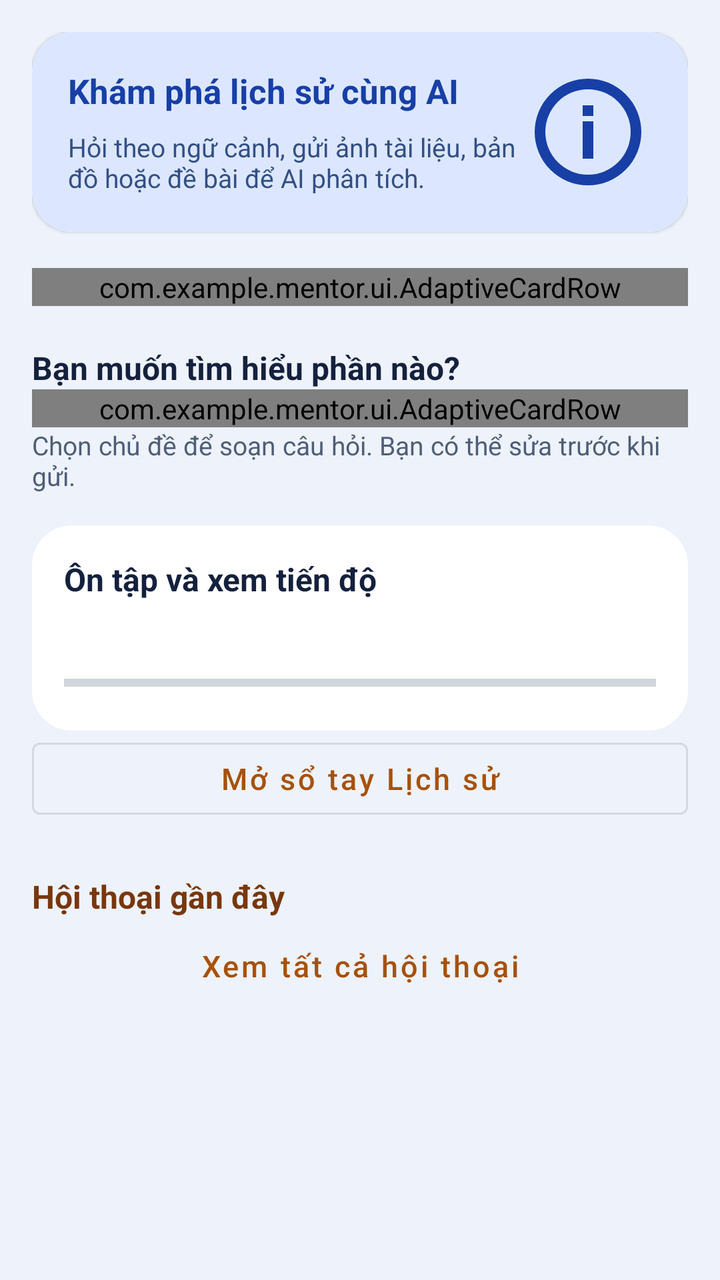
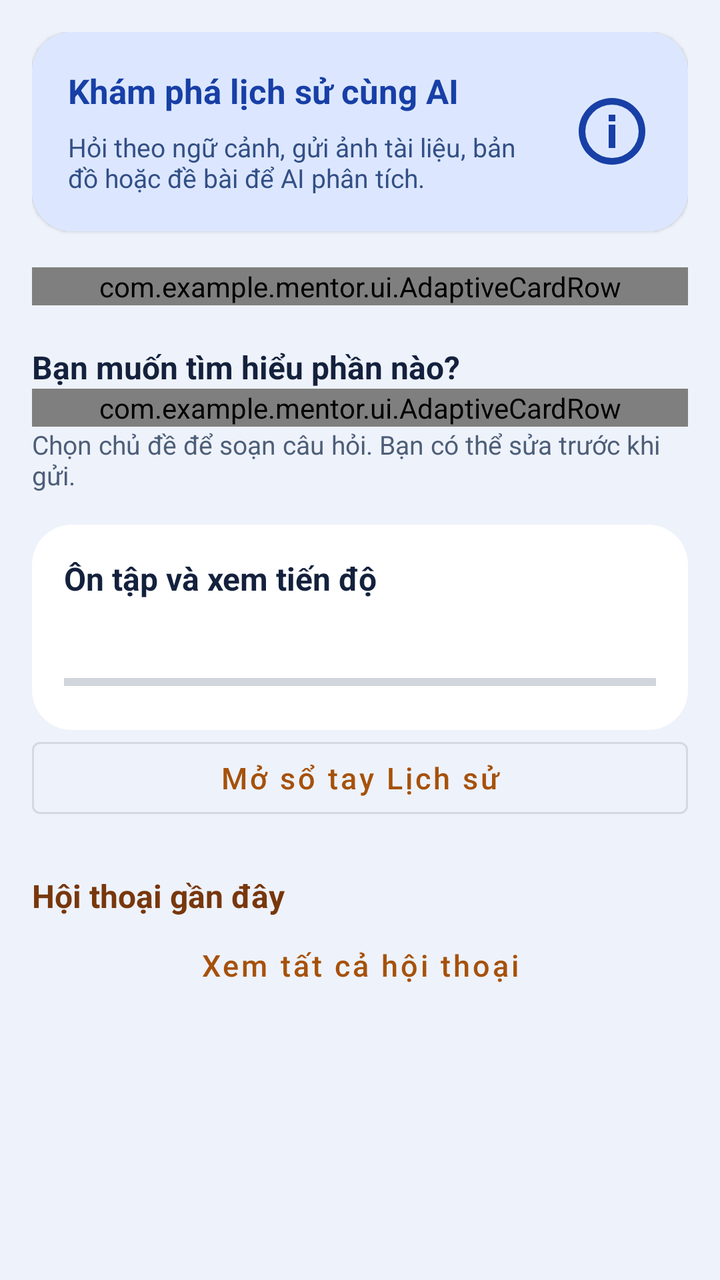

Two renders of the same Android screen: before a commit and after it. Below are the layout's source before the change and the commit's diff.
<!-- AndroidManifest.xml: application theme Theme.HistoryModule -->
<!-- res/layout/history_fragment_solver.xml -->
<?xml version='1.0' encoding='utf-8'?>

<androidx.core.widget.NestedScrollView xmlns:android="http://schemas.android.com/apk/res/android" xmlns:app="http://schemas.android.com/apk/res-auto" android:layout_width="match_parent" android:layout_height="match_parent" android:background="@color/history_background" android:fillViewport="true">
    <LinearLayout android:layout_width="match_parent" android:layout_height="wrap_content" android:orientation="vertical" android:padding="16dp">
        <androidx.cardview.widget.CardView android:id="@+id/card_ai_intro" android:layout_width="match_parent" android:layout_height="wrap_content" android:clickable="true" android:focusable="true" android:foreground="?attr/selectableItemBackground" app:cardCornerRadius="20dp" app:cardElevation="1dp" android:stateListAnimator="@animator/mentor_card_press">
            <LinearLayout android:layout_width="match_parent" android:layout_height="wrap_content" android:background="@color/history_banner_blue_bg" android:gravity="center_vertical" android:orientation="horizontal" android:padding="18dp">
                <LinearLayout android:layout_width="0dp" android:layout_height="wrap_content" android:layout_weight="1" android:orientation="vertical">
                    <TextView android:layout_width="wrap_content" android:layout_height="wrap_content" android:text="@string/history_solver_intro_title" android:textColor="@color/history_banner_blue_text" android:textSize="17sp" android:textStyle="bold" />
                    <TextView android:layout_width="wrap_content" android:layout_height="wrap_content" android:layout_marginTop="8dp" android:text="@string/history_solver_intro_desc" android:textColor="@color/history_banner_blue_subtext" android:textSize="13sp" />
                </LinearLayout>
                <ImageView android:layout_width="64dp" android:layout_height="64dp" android:contentDescription="@string/history_chat_title" android:src="@drawable/mentor_ic_info" app:tint="@color/history_banner_blue_text" />
            </LinearLayout>
        </androidx.cardview.widget.CardView>
        <com.example.mentor.ui.AdaptiveCardRow android:layout_width="match_parent" android:layout_height="wrap_content" android:layout_marginTop="18dp" android:orientation="horizontal">
            <androidx.cardview.widget.CardView android:id="@+id/btn_camera_card" android:layout_width="0dp" android:layout_height="wrap_content" android:layout_marginEnd="6dp" android:layout_weight="1" android:clickable="true" android:focusable="true" android:foreground="?attr/selectableItemBackground" app:cardCornerRadius="20dp" app:cardElevation="1dp" android:stateListAnimator="@animator/mentor_card_press">
                <LinearLayout android:layout_width="match_parent" android:layout_height="wrap_content" android:gravity="center" android:orientation="vertical" android:padding="16dp" android:background="@color/history_surface">
                    <ImageView android:layout_width="38dp" android:layout_height="38dp" android:contentDescription="@string/history_solver_btn_camera" android:src="@drawable/mentor_ic_camera" app:tint="@color/history_accent_blue" />
                    <TextView android:layout_width="wrap_content" android:layout_height="wrap_content" android:layout_marginTop="8dp" android:text="@string/history_solver_btn_camera" android:textColor="@color/history_text_primary" android:textStyle="bold" />
                </LinearLayout>
            </androidx.cardview.widget.CardView>
            <androidx.cardview.widget.CardView android:id="@+id/btn_input_card" android:layout_width="0dp" android:layout_height="wrap_content" android:layout_marginStart="6dp" android:layout_weight="1" android:clickable="true" android:focusable="true" android:foreground="?attr/selectableItemBackground" app:cardCornerRadius="20dp" app:cardElevation="1dp" android:stateListAnimator="@animator/mentor_card_press">
                <LinearLayout android:layout_width="match_parent" android:layout_height="wrap_content" android:gravity="center" android:orientation="vertical" android:padding="16dp" android:background="@color/history_surface">
                    <ImageView android:layout_width="38dp" android:layout_height="38dp" android:contentDescription="@string/history_solver_btn_input" android:src="@drawable/mentor_ic_pen" app:tint="@color/history_accent_blue" />
                    <TextView android:layout_width="wrap_content" android:layout_height="wrap_content" android:layout_marginTop="8dp" android:text="@string/history_solver_btn_input" android:textColor="@color/history_text_primary" android:textStyle="bold" />
                </LinearLayout>
            </androidx.cardview.widget.CardView>
        </com.example.mentor.ui.AdaptiveCardRow>
        <TextView android:layout_width="match_parent" android:layout_height="wrap_content" android:layout_marginTop="20dp" android:text="@string/history_home_choose" android:textColor="@color/history_text_primary" android:textSize="16sp" android:textStyle="bold" />
        <com.example.mentor.ui.AdaptiveCardRow android:layout_width="match_parent" android:layout_height="wrap_content" android:orientation="horizontal">
            <com.google.android.material.button.MaterialButton android:id="@+id/history_topic_vietnam" android:layout_width="0dp" android:layout_weight="1" android:layout_height="wrap_content" android:minHeight="48dp" android:text="@string/history_home_vietnam" android:textAllCaps="false" android:layout_marginEnd="6dp" />
            <com.google.android.material.button.MaterialButton android:id="@+id/history_topic_world" android:layout_width="0dp" android:layout_weight="1" android:layout_height="wrap_content" android:minHeight="48dp" android:text="@string/history_home_world" android:textAllCaps="false" android:layout_marginStart="6dp" />
        </com.example.mentor.ui.AdaptiveCardRow>
        <TextView android:layout_width="match_parent" android:layout_height="wrap_content" android:text="@string/history_home_draft_hint" android:textSize="13sp" android:textColor="@color/history_text_secondary" />
        <LinearLayout android:id="@+id/history_progress_card" android:layout_width="match_parent" android:layout_height="wrap_content" android:layout_marginTop="16dp" android:orientation="vertical" android:padding="16dp" android:background="@drawable/history_progress_background" android:clickable="true" android:focusable="true" android:foreground="?attr/selectableItemBackground" android:contentDescription="@string/history_home_progress_action">
            <TextView android:layout_width="match_parent" android:layout_height="wrap_content" android:text="@string/history_home_progress_action" android:textColor="@color/history_text_primary" android:textStyle="bold" android:textSize="16sp" />
            <TextView android:id="@+id/history_home_progress" android:layout_width="match_parent" android:layout_height="wrap_content" android:layout_marginTop="6dp" android:textColor="@color/history_text_secondary" />
            <ProgressBar android:id="@+id/history_home_progress_bar" style="?android:attr/progressBarStyleHorizontal" android:layout_width="match_parent" android:layout_height="wrap_content" android:layout_marginTop="8dp" android:max="100" />
        </LinearLayout>
        <com.google.android.material.button.MaterialButton android:id="@+id/history_open_notes" style="@style/Widget.MaterialComponents.Button.OutlinedButton" android:layout_width="match_parent" android:layout_height="wrap_content" android:minHeight="48dp" android:text="@string/history_home_notes" android:textAllCaps="false" />
        <TextView android:layout_width="wrap_content" android:layout_height="wrap_content" android:layout_marginTop="24dp" android:text="@string/history_solver_recent_title" android:textColor="@color/history_title" android:textSize="16sp" android:textStyle="bold" />
        <com.google.android.material.button.MaterialButton android:id="@+id/history_view_all" style="@style/Widget.MaterialComponents.Button.TextButton" android:layout_width="match_parent" android:layout_height="wrap_content" android:minHeight="48dp" android:text="@string/history_home_view_all" android:textAllCaps="false" />
        <TextView android:id="@+id/tvRecentEmpty" android:layout_width="match_parent" android:layout_height="wrap_content" android:layout_marginTop="16dp" android:gravity="center" android:text="@string/history_solver_recent_empty" android:textColor="@color/history_text_hint" android:visibility="gone" />
        <androidx.recyclerview.widget.RecyclerView android:id="@+id/recycler_recent_solver" android:layout_width="match_parent" android:layout_height="wrap_content" android:layout_marginTop="8dp" android:nestedScrollingEnabled="false" />
    </LinearLayout>
</androidx.core.widget.NestedScrollView>
<!-- resources referenced by this layout -->
<resources>
  <color name="history_accent_blue">#A6510B</color>
  <color name="history_background">#EEF2FA</color>
  <color name="history_banner_blue_bg">#DCE7FF</color>
  <color name="history_banner_blue_subtext">#334F85</color>
  <color name="history_banner_blue_text">#173FA6</color>
  <color name="history_surface">#FFFFFF</color>
  <color name="history_text_hint">#5D6C85</color>
  <color name="history_text_primary">#14213D</color>
  <color name="history_text_secondary">#4D5E78</color>
  <color name="history_title">#78370D</color>
  <!-- drawable history_progress_background (drawable) -->
  <shape xmlns:android="http://schemas.android.com/apk/res/android"><solid android:color="@color/history_surface"/><corners android:radius="20dp"/></shape>
  <!-- drawable mentor_ic_info (drawable) -->
  <vector xmlns:android="http://schemas.android.com/apk/res/android" android:width="24dp" android:height="24dp" android:viewportWidth="24" android:viewportHeight="24"><path android:fillColor="@color/mentor_quiz_text" android:fillType="evenOdd" android:pathData="M12,2A10,10 0,1 1,12 22A10,10 0,1 1,12 2M12,4A8,8 0,1 0,12 20A8,8 0,1 0,12 4M11,10H13V17H11ZM11,7H13V9H11Z"/></vector>
  <!-- drawable mentor_ic_pen (drawable) -->
  <vector xmlns:android="http://schemas.android.com/apk/res/android" android:width="24dp" android:height="24dp" android:viewportWidth="24" android:viewportHeight="24"><path android:fillColor="@color/mentor_quiz_text" android:fillType="evenOdd" android:pathData="M4,16L15,5L19,9L8,20H4ZM16,4L18,2L22,6L20,8ZM6,17L6,18L7,18L17,8L16,7Z"/></vector>
  <string name="history_chat_title">AI Lịch sử</string>
  <string name="history_home_choose">Bạn muốn tìm hiểu phần nào?</string>
  <string name="history_home_draft_hint">Chọn chủ đề để soạn câu hỏi. Bạn có thể sửa trước khi gửi.</string>
  <string name="history_home_notes">Mở sổ tay Lịch sử</string>
  <string name="history_home_progress_action">Ôn tập và xem tiến độ</string>
  <string name="history_home_vietnam">Lịch sử Việt Nam</string>
  <string name="history_home_view_all">Xem tất cả hội thoại</string>
  <string name="history_home_world">Lịch sử thế giới</string>
  <string name="history_solver_btn_camera">Chụp tài liệu</string>
  <string name="history_solver_btn_input">Nhập câu hỏi</string>
  <string name="history_solver_intro_desc">Hỏi theo ngữ cảnh, gửi ảnh tài liệu, bản đồ hoặc đề bài để AI phân tích.</string>
  <string name="history_solver_intro_title">Khám phá lịch sử cùng AI</string>
  <string name="history_solver_recent_empty">Chưa có cuộc trò chuyện nào.</string>
  <string name="history_solver_recent_title">Hội thoại gần đây</string>
  <style name="Theme.HistoryModule" parent="Base.Theme.HistoryModule" />
  <color name="mentor_quiz_text">#18243B</color>
  <style name="MentorHistoryInput" parent="Widget.MaterialComponents.TextInputLayout.OutlinedBox">
          <item name="boxCornerRadiusTopStart">@dimen/mentor_control_radius</item><item name="boxCornerRadiusTopEnd">@dimen/mentor_control_radius</item>
          <item name="boxCornerRadiusBottomStart">@dimen/mentor_control_radius</item><item name="boxCornerRadiusBottomEnd">@dimen/mentor_control_radius</item>
      </style>
  <style name="MentorWindowAnimation"><item name="android:activityOpenEnterAnimation">@anim/mentor_enter</item><item name="android:activityOpenExitAnimation">@anim/mentor_exit</item><item name="android:activityCloseEnterAnimation">@anim/mentor_enter</item><item name="android:activityCloseExitAnimation">@anim/mentor_exit</item></style>
  <color name="mentor_history_container">#FFE5BF</color>
  <color name="mentor_history_button">#A6510B</color>
  <dimen name="mentor_control_radius">16dp</dimen>
  <color name="mentor_control_ripple">#33FFFFFF</color>
  <dimen name="mentor_control_height">52dp</dimen>
  <dimen name="mentor_control_text">15sp</dimen>
  <!-- unchanged entries left out for length: 3 -->
</resources>

<!-- the commit's change to res/layout/history_fragment_solver.xml (unified diff, before → after) -->
@@ -8,20 +8,20 @@
                     <TextView android:layout_width="wrap_content" android:layout_height="wrap_content" android:text="@string/history_solver_intro_title" android:textColor="@color/history_banner_blue_text" android:textSize="17sp" android:textStyle="bold" />
                     <TextView android:layout_width="wrap_content" android:layout_height="wrap_content" android:layout_marginTop="8dp" android:text="@string/history_solver_intro_desc" android:textColor="@color/history_banner_blue_subtext" android:textSize="13sp" />
                 </LinearLayout>
-                <ImageView android:layout_width="64dp" android:layout_height="64dp" android:contentDescription="@string/history_chat_title" android:src="@drawable/mentor_ic_info" app:tint="@color/history_banner_blue_text" />
+                <ImageView android:layout_width="40dp" android:layout_height="40dp" android:contentDescription="@null" android:src="@drawable/mentor_ic_info" app:tint="@color/history_banner_blue_text" android:layout_marginStart="12dp" android:importantForAccessibility="no" />
             </LinearLayout>
         </androidx.cardview.widget.CardView>
         <com.example.mentor.ui.AdaptiveCardRow android:layout_width="match_parent" android:layout_height="wrap_content" android:layout_marginTop="18dp" android:orientation="horizontal">
             <androidx.cardview.widget.CardView android:id="@+id/btn_camera_card" android:layout_width="0dp" android:layout_height="wrap_content" android:layout_marginEnd="6dp" android:layout_weight="1" android:clickable="true" android:focusable="true" android:foreground="?attr/selectableItemBackground" app:cardCornerRadius="20dp" app:cardElevation="1dp" android:stateListAnimator="@animator/mentor_card_press">
-                <LinearLayout android:layout_width="match_parent" android:layout_height="wrap_content" android:gravity="center" android:orientation="vertical" android:padding="16dp" android:background="@color/history_surface">
-                    <ImageView android:layout_width="38dp" android:layout_height="38dp" android:contentDescription="@string/history_solver_btn_camera" android:src="@drawable/mentor_ic_camera" app:tint="@color/history_accent_blue" />
-                    <TextView android:layout_width="wrap_content" android:layout_height="wrap_content" android:layout_marginTop="8dp" android:text="@string/history_solver_btn_camera" android:textColor="@color/history_text_primary" android:textStyle="bold" />
+                <LinearLayout android:layout_width="match_parent" android:layout_height="wrap_content" android:gravity="center_vertical" android:orientation="horizontal" android:padding="14dp" android:background="@color/history_surface" android:minHeight="72dp">
+                    <ImageView android:layout_width="28dp" android:layout_height="28dp" android:contentDescription="@null" android:src="@drawable/mentor_ic_camera" app:tint="@color/history_accent_blue" android:importantForAccessibility="no" />
+                    <TextView android:layout_width="0dp" android:layout_height="wrap_content" android:layout_marginTop="0dp" android:text="@string/history_solver_btn_camera" android:textColor="@color/history_text_primary" android:textStyle="bold" android:layout_weight="1" android:layout_marginStart="12dp" android:textSize="14sp" />
                 </LinearLayout>
             </androidx.cardview.widget.CardView>
             <androidx.cardview.widget.CardView android:id="@+id/btn_input_card" android:layout_width="0dp" android:layout_height="wrap_content" android:layout_marginStart="6dp" android:layout_weight="1" android:clickable="true" android:focusable="true" android:foreground="?attr/selectableItemBackground" app:cardCornerRadius="20dp" app:cardElevation="1dp" android:stateListAnimator="@animator/mentor_card_press">
-                <LinearLayout android:layout_width="match_parent" android:layout_height="wrap_content" android:gravity="center" android:orientation="vertical" android:padding="16dp" android:background="@color/history_surface">
-                    <ImageView android:layout_width="38dp" android:layout_height="38dp" android:contentDescription="@string/history_solver_btn_input" android:src="@drawable/mentor_ic_pen" app:tint="@color/history_accent_blue" />
-                    <TextView android:layout_width="wrap_content" android:layout_height="wrap_content" android:layout_marginTop="8dp" android:text="@string/history_solver_btn_input" android:textColor="@color/history_text_primary" android:textStyle="bold" />
+                <LinearLayout android:layout_width="match_parent" android:layout_height="wrap_content" android:gravity="center_vertical" android:orientation="horizontal" android:padding="14dp" android:background="@color/history_surface" android:minHeight="72dp">
+                    <ImageView android:layout_width="28dp" android:layout_height="28dp" android:contentDescription="@null" android:src="@drawable/mentor_ic_pen" app:tint="@color/history_accent_blue" android:importantForAccessibility="no" />
+                    <TextView android:layout_width="0dp" android:layout_height="wrap_content" android:layout_marginTop="0dp" android:text="@string/history_solver_btn_input" android:textColor="@color/history_text_primary" android:textStyle="bold" android:layout_weight="1" android:layout_marginStart="12dp" android:textSize="14sp" />
                 </LinearLayout>
             </androidx.cardview.widget.CardView>
         </com.example.mentor.ui.AdaptiveCardRow>
<!-- resource entries referenced after the edit -->
@@ -16,7 +16,6 @@
   <vector xmlns:android="http://schemas.android.com/apk/res/android" android:width="24dp" android:height="24dp" android:viewportWidth="24" android:viewportHeight="24"><path android:fillColor="@color/mentor_quiz_text" android:fillType="evenOdd" android:pathData="M12,2A10,10 0,1 1,12 22A10,10 0,1 1,12 2M12,4A8,8 0,1 0,12 20A8,8 0,1 0,12 4M11,10H13V17H11ZM11,7H13V9H11Z"/></vector>
   <!-- drawable mentor_ic_pen (drawable) -->
   <vector xmlns:android="http://schemas.android.com/apk/res/android" android:width="24dp" android:height="24dp" android:viewportWidth="24" android:viewportHeight="24"><path android:fillColor="@color/mentor_quiz_text" android:fillType="evenOdd" android:pathData="M4,16L15,5L19,9L8,20H4ZM16,4L18,2L22,6L20,8ZM6,17L6,18L7,18L17,8L16,7Z"/></vector>
-  <string name="history_chat_title">AI Lịch sử</string>
   <string name="history_home_choose">Bạn muốn tìm hiểu phần nào?</string>
   <string name="history_home_draft_hint">Chọn chủ đề để soạn câu hỏi. Bạn có thể sửa trước khi gửi.</string>
   <string name="history_home_notes">Mở sổ tay Lịch sử</string>
